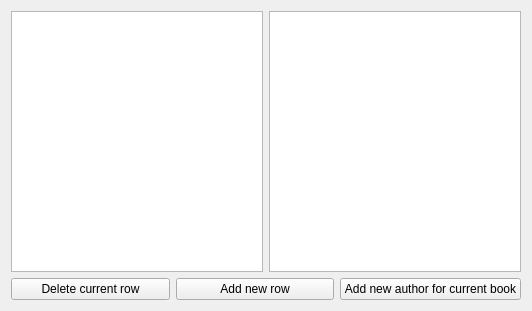
This is books.ui in Cenadar/facultyarchive as Qt 5 draws it before an edit. The edited form follows.
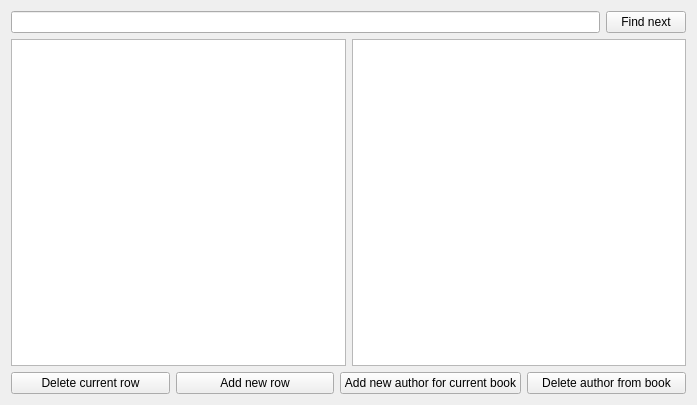
This is the edited form.

Commit message: Added "Statistics" section. Added "Find" button for all tables.

```diff
--- a/books.ui
+++ b/books.ui
@@ -6,14 +6,32 @@
    <rect>
     <x>0</x>
     <y>0</y>
-    <width>532</width>
-    <height>311</height>
+    <width>697</width>
+    <height>405</height>
    </rect>
   </property>
   <property name="windowTitle">
    <string>Form</string>
   </property>
   <layout class="QVBoxLayout" name="verticalLayout">
+   <item>
+    <layout class="QHBoxLayout" name="horizontalLayout">
+     <item>
+      <widget class="QLineEdit" name="lineEditSearch">
+       <property name="text">
+        <string/>
+       </property>
+      </widget>
+     </item>
+     <item>
+      <widget class="QPushButton" name="pushButtonSearch">
+       <property name="text">
+        <string>Find next</string>
+       </property>
+      </widget>
+     </item>
+    </layout>
+   </item>
    <item>
     <layout class="QHBoxLayout" name="horizontalLayout_2">
      <item>
@@ -29,7 +47,7 @@
     </layout>
    </item>
    <item>
-    <layout class="QHBoxLayout" name="horizontalLayout">
+    <layout class="QHBoxLayout" name="horizontalLayout_3">
      <item>
       <widget class="QPushButton" name="delButton">
        <property name="text">
@@ -51,6 +69,13 @@
        </property>
       </widget>
      </item>
+     <item>
+      <widget class="QPushButton" name="delAuthorButton">
+       <property name="text">
+        <string>Delete author from book</string>
+       </property>
+      </widget>
+     </item>
     </layout>
    </item>
   </layout>
```
The commit also changes 23 other files.
